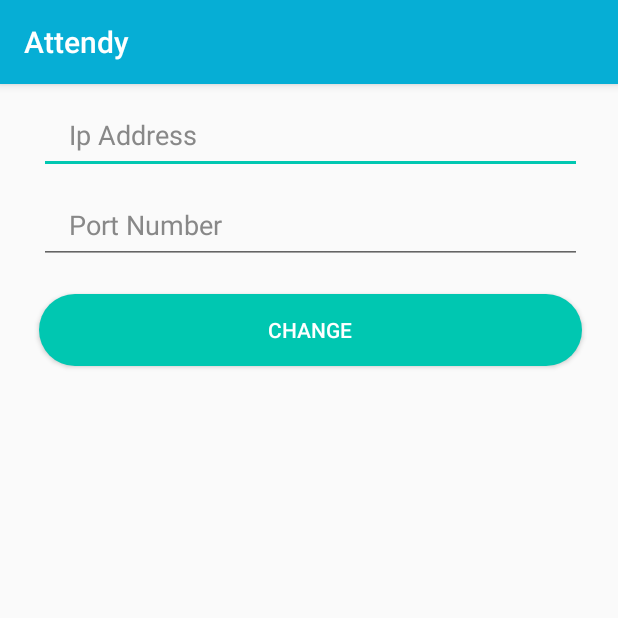
After one commit to ProjectGroupL3/Attendance, an Android app: the SettingsActivity screen opened directly, with no data from a screen before it, on a phone screen of 412 x 824 dp, the top half of it. The commit adds this screen. Run offline under Robolectric (Android 15) with nearby library versions, the phone set to English and light mode, and no system bars.

Commit message:
sidhhant asked to

```diff
--- a/app/src/main/AndroidManifest.xml
+++ b/app/src/main/AndroidManifest.xml
@@ -13,7 +13,7 @@
 
     <application
         android:allowBackup="true"
-        android:icon="@drawable/mlkit"
+        android:icon="@drawable/ic_launcher"
         android:label="@string/app_name"
         android:theme="@style/AppTheme"
         tools:ignore="GoogleAppIndexingWarning">
--- /dev/null
+++ b/app/src/main/java/com/google/firebase/samples/apps/mlkit/SettingsActivity.java
@@ -0,0 +1,52 @@
+package com.google.firebase.samples.apps.mlkit;
+
+import androidx.appcompat.app.AppCompatActivity;
+
+import android.os.Bundle;
+import android.view.View;
+import android.widget.Button;
+import android.widget.EditText;
+
+import com.google.firebase.samples.apps.mlkit.others.SharedPref;
+
+public class SettingsActivity extends AppCompatActivity {
+
+    EditText mEtIp,mEtPort;
+    Button button;
+    private boolean flag = true;
+    SharedPref sharedPref;
+
+    @Override
+    protected void onCreate(Bundle savedInstanceState) {
+        super.onCreate(savedInstanceState);
+        setContentView(R.layout.activity_settings);
+        mEtIp = findViewById(R.id.et_ip);
+        mEtPort = findViewById(R.id.et_port_no);
+        button = findViewById(R.id.btn_change_ip);
+        sharedPref = new SharedPref(getApplicationContext());
+
+        button.setOnClickListener(new View.OnClickListener() {
+            @Override
+            public void onClick(View view) {
+                flag = true;
+                if(mEtIp.getText().toString().length() == 0)
+                {
+                    flag = false;
+                    mEtIp.setError("Please enter IP");
+                }
+                if(mEtPort.getText().toString().length() == 0)
+                {
+                    flag = false;
+                    mEtPort.setError("Please enter PORT");
+                }
+                if(flag)
+                {
+                    sharedPref.setIp(mEtIp.getText().toString());
+                    sharedPref.setPort(mEtPort.getText().toString());
+                    finish();
+                }
+
+            }
+        });
+    }
+}
--- /dev/null
+++ b/app/src/main/res/layout/activity_settings.xml
@@ -0,0 +1,65 @@
+<?xml version="1.0" encoding="utf-8"?>
+<androidx.constraintlayout.widget.ConstraintLayout xmlns:android="http://schemas.android.com/apk/res/android"
+    xmlns:app="http://schemas.android.com/apk/res-auto"
+    xmlns:tools="http://schemas.android.com/tools"
+    android:layout_width="match_parent"
+    android:layout_height="match_parent"
+    tools:context=".SettingsActivity">
+
+    <EditText
+        android:id="@+id/et_ip"
+        android:layout_width="match_parent"
+        android:layout_height="52dp"
+        android:layout_marginStart="26dp"
+        android:layout_marginTop="8dp"
+        android:layout_marginEnd="24dp"
+        android:layout_marginBottom="8dp"
+        android:hint="Ip Address"
+        android:paddingStart="20dp"
+        android:paddingEnd="10dp"
+        android:textColor="@color/trueBlack"
+        android:textColorHint="@color/darkGray"
+        app:layout_constraintEnd_toEndOf="parent"
+        app:layout_constraintHorizontal_bias="1.0"
+        app:layout_constraintStart_toStartOf="parent"
+        app:layout_constraintTop_toTopOf="parent"
+        app:layout_constraintVertical_bias="0.606" />
+
+    <EditText
+        android:id="@+id/et_port_no"
+        android:layout_width="match_parent"
+        android:layout_height="52dp"
+        android:layout_marginStart="26dp"
+        android:layout_marginTop="8dp"
+        android:layout_marginEnd="24dp"
+        android:layout_marginBottom="8dp"
+        android:inputType="number"
+        android:hint="Port Number"
+        android:maxLength="5"
+        android:paddingStart="20dp"
+        android:paddingEnd="10dp"
+        android:textColor="@color/trueBlack"
+        android:textColorHint="@color/darkGray"
+        app:layout_constraintEnd_toEndOf="parent"
+        app:layout_constraintHorizontal_bias="1.0"
+        app:layout_constraintStart_toStartOf="parent"
+        app:layout_constraintTop_toBottomOf="@+id/et_ip"
+        app:layout_constraintVertical_bias="0.606" />
+
+    <Button
+        android:id="@+id/btn_change_ip"
+        android:layout_width="match_parent"
+        android:layout_height="wrap_content"
+        android:layout_marginStart="26dp"
+        android:layout_marginEnd="24dp"
+        android:layout_marginTop="20dp"
+        android:background="@drawable/round_button"
+        android:textColor="@color/white"
+        android:text="Change"
+        app:layout_constraintTop_toBottomOf="@+id/et_port_no"
+        app:layout_constraintEnd_toEndOf="parent"
+        app:layout_constraintStart_toStartOf="parent" />
+
+
+
+</androidx.constraintlayout.widget.ConstraintLayout>
--- a/app/src/main/res/values/strings.xml
+++ b/app/src/main/res/values/strings.xml
@@ -1,6 +1,6 @@
 <?xml version="1.0" encoding="utf-8"?>
 <resources>
-    <string name="app_name">ML Kit </string>
+    <string name="app_name">Attendy</string>
     <string name="picture">Picture</string>
     <string name="help_text">
       <b>HDR Viewfinder Demo:</b>\n\n
```
Also changed, not shown: app/src/main/java/com/google/firebase/samples/apps/mlkit/TeacherProfileActivity.java (+10 -10 lines).
